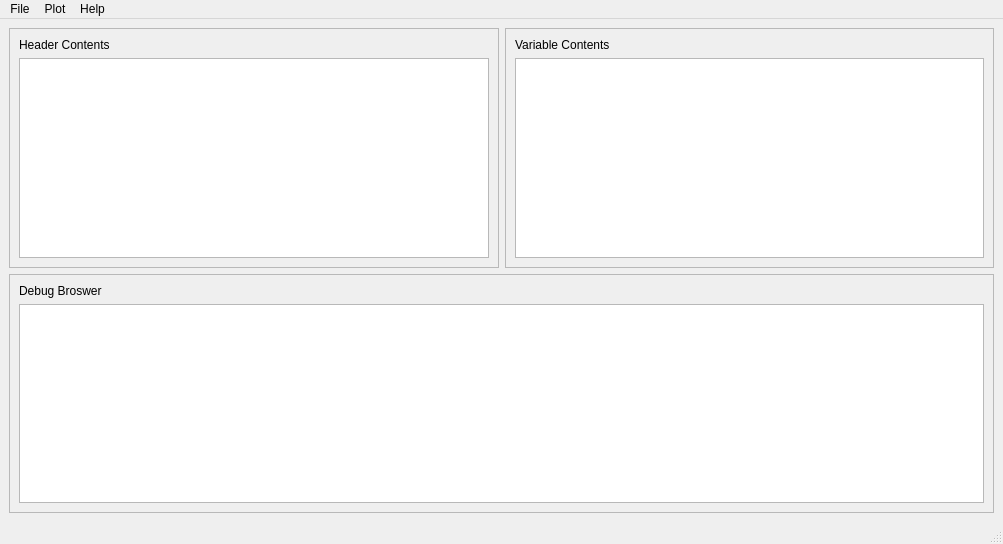
anhqngo/netCDF-GUI, file src/main/resources/designer/main_window.ui: the form before one commit.
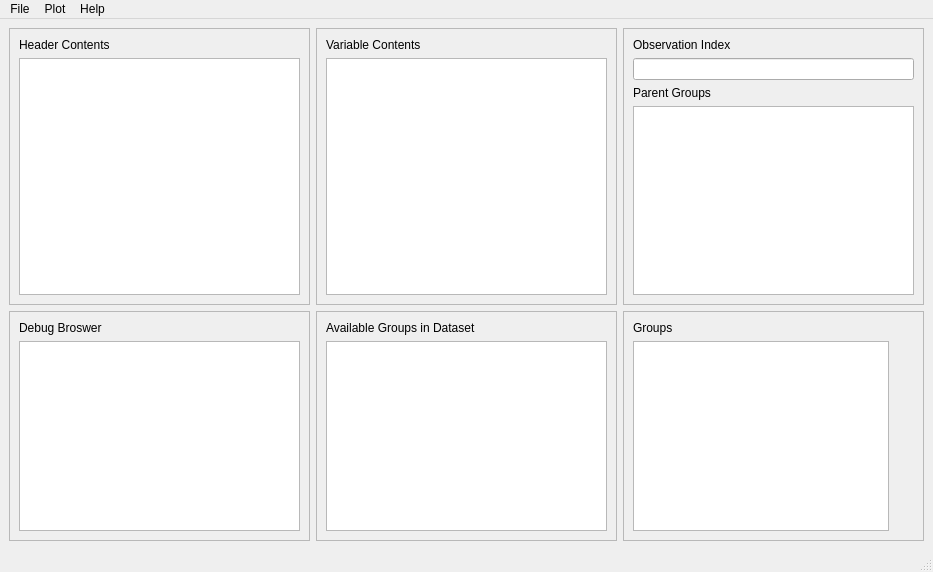
The form after the commit.

Commit message: Implement 3D plotting and Group display

The edit to the form file:
```diff
--- a/src/main/resources/designer/main_window.ui
+++ b/src/main/resources/designer/main_window.ui
@@ -6,8 +6,8 @@
    <rect>
     <x>0</x>
     <y>0</y>
-    <width>1003</width>
-    <height>544</height>
+    <width>933</width>
+    <height>572</height>
    </rect>
   </property>
   <property name="minimumSize">
@@ -71,7 +71,51 @@
       </layout>
      </widget>
     </item>
-    <item row="1" column="0" colspan="2">
+    <item row="0" column="2">
+     <widget class="QFrame" name="parentGroupFrame">
+      <property name="frameShape">
+       <enum>QFrame::StyledPanel</enum>
+      </property>
+      <property name="frameShadow">
+       <enum>QFrame::Raised</enum>
+      </property>
+      <layout class="QGridLayout" name="gridLayout_6">
+       <item row="0" column="0">
+        <layout class="QVBoxLayout" name="verticalLayout">
+         <item>
+          <widget class="QLabel" name="obsIndexLabel">
+           <property name="text">
+            <string>Observation Index</string>
+           </property>
+          </widget>
+         </item>
+         <item>
+          <widget class="QLineEdit" name="obsIndexInput"/>
+         </item>
+        </layout>
+       </item>
+       <item row="1" column="0">
+        <widget class="QLabel" name="parentGroupLabel">
+         <property name="text">
+          <string>Parent Groups</string>
+         </property>
+         <property name="alignment">
+          <set>Qt::AlignLeading|Qt::AlignLeft|Qt::AlignVCenter</set>
+         </property>
+        </widget>
+       </item>
+       <item row="2" column="0">
+        <widget class="QListWidget" name="parentGroupList"/>
+       </item>
+      </layout>
+      <zorder>parentGroupLabel</zorder>
+      <zorder>obsIndexInput</zorder>
+      <zorder>obsIndexLabel</zorder>
+      <zorder>parentGroupList</zorder>
+      <zorder>obsIndexLabel</zorder>
+     </widget>
+    </item>
+    <item row="1" column="0">
      <widget class="QFrame" name="debugFrame">
       <property name="frameShape">
        <enum>QFrame::StyledPanel</enum>
@@ -80,6 +124,9 @@
        <enum>QFrame::Raised</enum>
       </property>
       <layout class="QGridLayout" name="gridLayout_5">
+       <item row="1" column="0">
+        <widget class="QTextBrowser" name="debugContents"/>
+       </item>
        <item row="0" column="0">
         <widget class="QLabel" name="debugLabel">
          <property name="text">
@@ -87,20 +134,68 @@
          </property>
         </widget>
        </item>
+      </layout>
+     </widget>
+    </item>
+    <item row="1" column="1">
+     <widget class="QFrame" name="availableGroupFrame">
+      <property name="frameShape">
+       <enum>QFrame::StyledPanel</enum>
+      </property>
+      <property name="frameShadow">
+       <enum>QFrame::Raised</enum>
+      </property>
+      <layout class="QGridLayout" name="gridLayout_4">
+       <item row="2" column="0">
+        <widget class="QListWidget" name="groupContents"/>
+       </item>
        <item row="1" column="0">
-        <widget class="QTextBrowser" name="debugContents"/>
+        <widget class="QLabel" name="groupLabel">
+         <property name="text">
+          <string>Available Groups in Dataset</string>
+         </property>
+        </widget>
+       </item>
+      </layout>
+     </widget>
+    </item>
+    <item row="1" column="2">
+     <widget class="QFrame" name="frame">
+      <property name="frameShape">
+       <enum>QFrame::StyledPanel</enum>
+      </property>
+      <property name="frameShadow">
+       <enum>QFrame::Raised</enum>
+      </property>
+      <layout class="QFormLayout" name="formLayout_2">
+       <item row="0" column="0">
+        <widget class="QLabel" name="label">
+         <property name="text">
+          <string>Groups</string>
+         </property>
+        </widget>
+       </item>
+       <item row="1" column="0">
+        <widget class="QTextBrowser" name="textBrowser"/>
        </item>
       </layout>
      </widget>
     </item>
    </layout>
+   <zorder>headerFrame</zorder>
+   <zorder>variableFrame</zorder>
+   <zorder>debugFrame</zorder>
+   <zorder>availableGroupFrame</zorder>
+   <zorder>parentGroupFrame</zorder>
+   <zorder>debugLabel</zorder>
+   <zorder>frame</zorder>
   </widget>
   <widget class="QMenuBar" name="menubar">
    <property name="geometry">
     <rect>
      <x>0</x>
      <y>0</y>
-     <width>1003</width>
+     <width>933</width>
      <height>22</height>
     </rect>
    </property>
```
The commit also changes 2 other files.
